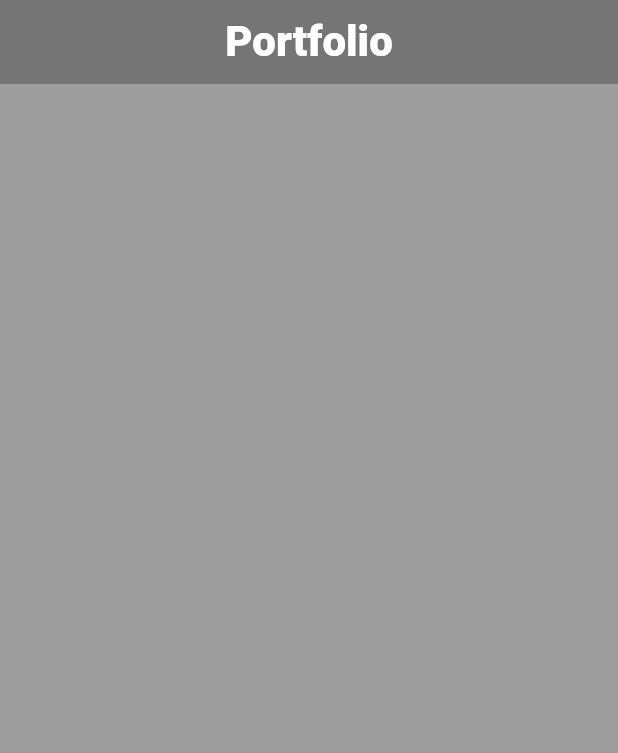
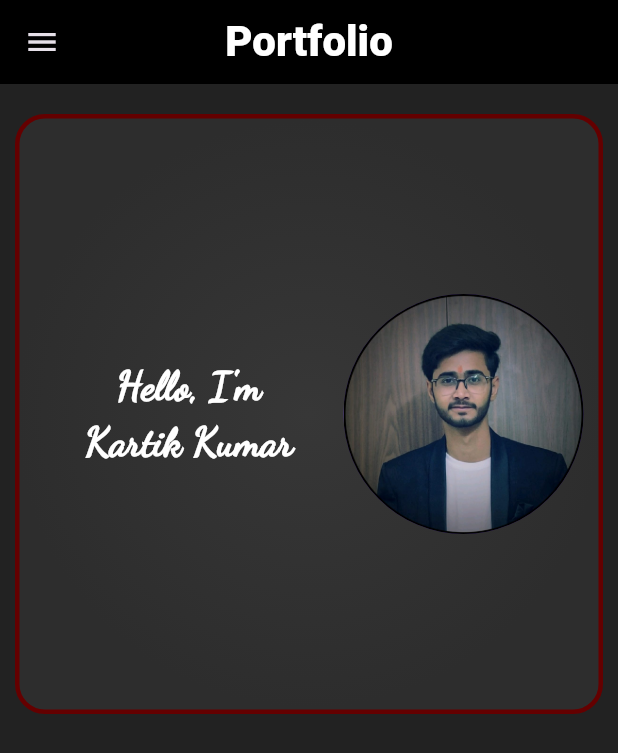
Before and after one commit to itskartike910/portfolio, a Flutter app: the screen it shows after launch, on a phone screen of 412 x 824 dp. Shown: the top 753 px of the screen. Run offline on Flutter 3.47's test engine with Material 3 defaults, Android fonts, the phone set to English and light mode, and no system bars; our stand-ins replace firebase_core, google_fonts; accounts and stored records are empty; Roboto replaces fonts that are missing (Playfair).

Commit message:
updated main

```diff
--- a/lib/constants/colours.dart
+++ b/lib/constants/consts.dart
@@ -1,15 +1,13 @@
-import 'dart:ui';
-
 import 'package:flutter/material.dart';
 
 class CustomColors {
-  static const Color scaffoldBG = Colors.black38;
-  static const Color appBarBG = Colors.black26;
+  static const Color scaffoldBG = Colors.black87;
+  static const Color appBarBG = Colors.black;
   static const Color appBarText = Colors.white;
   static const Color cardBG = Colors.black45;
   static const Color cardText = Colors.white;
-  static const Color bgLight1 = Colors.black87;
-  static const Color bgLight2 = Colors.grey;
+  static const Color bgLight1 = Colors.black26;
+  static const Color bgLight2 = Colors.black12;
   static const Color dark = Colors.black;
   static const Color txtFieldbg = Colors.white38;
   static const Color hintDark = Color(0xff666874);
@@ -20,4 +18,19 @@ class CustomColors {
   static const Color redSecondary = Colors.redAccent;
   static const Color whitePrimary = Colors.white;
   static const Color whiteSecondary = Colors.white10;
+  static const Color borderColor = Color.fromARGB(255, 100, 0, 0);
+
+  static BoxDecoration cardDecoration = BoxDecoration(
+    gradient: const RadialGradient(
+      colors: [
+        Color.fromARGB(255, 55, 55, 55),
+        Color.fromARGB(255, 45, 45, 45),
+      ],
+    ),
+    border: Border.all(
+      color: CustomColors.borderColor,
+      width: 3,
+    ),
+    borderRadius: const BorderRadius.all(Radius.circular(20)),
+  );
 }
--- a/lib/pages/home_page.dart
+++ b/lib/pages/home_page.dart
@@ -1,7 +1,8 @@
 import 'package:flutter/material.dart';
 import 'package:flutter/rendering.dart';
+import 'package:flutter/widgets.dart';
 import 'package:google_fonts/google_fonts.dart';
-import 'package:portfolio/constants/colours.dart';
+import 'package:portfolio/constants/consts.dart';
 
 class HomePage extends StatefulWidget {
   const HomePage({super.key});
@@ -11,8 +12,10 @@ class HomePage extends StatefulWidget {
 }
 
 class _HomePageState extends State<HomePage> {
+  bool isMobile = false;
   @override
   Widget build(BuildContext context) {
+    isMobile = MediaQuery.of(context).size.width > 700 ? false : true;
     return Scaffold(
       backgroundColor: CustomColors.scaffoldBG,
       appBar: AppBar(
@@ -22,20 +25,66 @@ class _HomePageState extends State<HomePage> {
           "Portfolio",
           textAlign: TextAlign.center,
           style: GoogleFonts.playfair(
-            color: Colors.white,
+            color: CustomColors.appBarText,
             fontWeight: FontWeight.w900,
             fontSize: 28,
           ),
         ),
+        actions: isMobile
+            ? null
+            : [
+                IconButton(
+                  onPressed: () {},
+                  icon: const Icon(Icons.home),
+                ),
+                IconButton(
+                  onPressed: () {},
+                  icon: const Icon(Icons.work),
+                ),
+                IconButton(
+                  onPressed: () {},
+                  icon: const Icon(Icons.contact_mail),
+                ),
+              ],
       ),
+      drawer: isMobile ? Drawer() : null,
       body: SafeArea(
+        minimum: const EdgeInsets.all(10),
         child: SingleChildScrollView(
           child: ListView(
             shrinkWrap: true,
             scrollDirection: Axis.vertical,
+            padding: const EdgeInsets.symmetric(vertical: 10),
             children: [
               //MAIN
-
+              Container(
+                padding: const EdgeInsets.symmetric(
+                  vertical: 20,
+                  horizontal: 10,
+                ),
+                height: 400,
+                width: double.maxFinite,
+                decoration: CustomColors.cardDecoration,
+                child: Row(
+                  children: [
+                    Expanded(
+                      child: Text(
+                        "Hello, I'm\nKartik Kumar",
+                        style: GoogleFonts.dancingScript(
+                          color: CustomColors.whitePrimary,
+                          fontWeight: FontWeight.w900,
+                          fontSize: isMobile ? 26 : 32,
+                        ),
+                        textAlign: TextAlign.center,
+                      ),
+                    ),
+                    CircleAvatar(
+                      radius: isMobile ? 80 : 120,
+                      backgroundImage: const AssetImage("assets/profile.jpg"),
+                    ),
+                  ],
+                ),
+              )
               //SKILLS
 
               //PROJECTS
```
